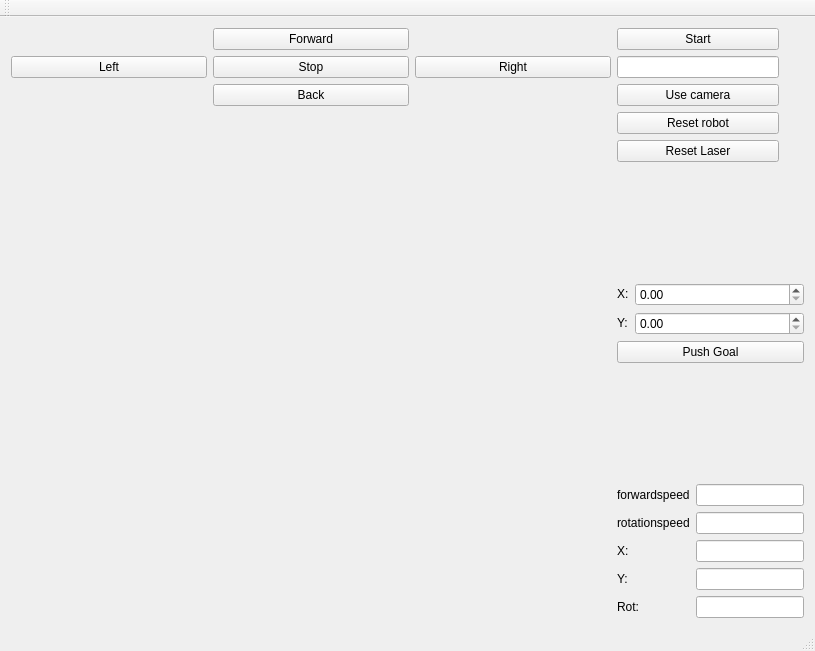
The window that demoRMR/mainwindow.ui (mato252311/RMR_Maslen_Kapina) describes before a commit, drawn with Qt 5.
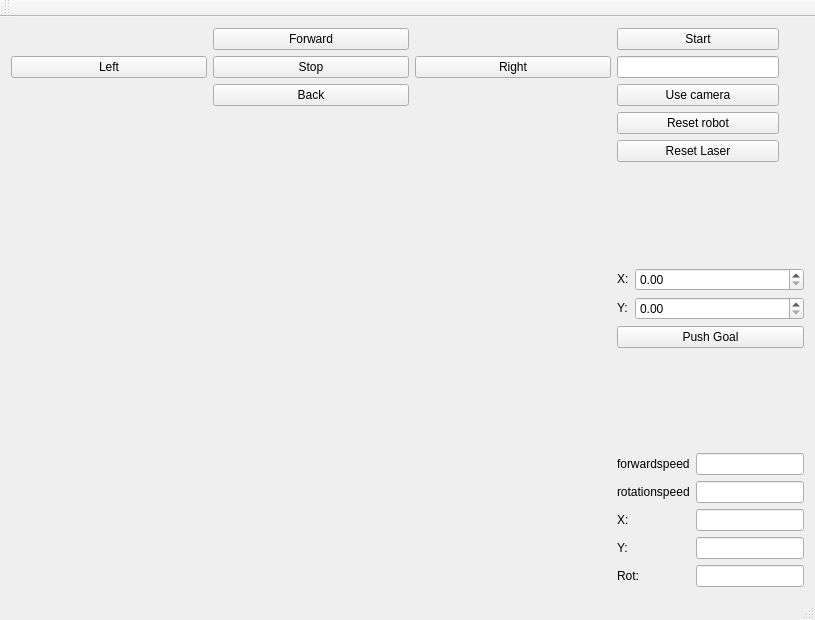
The same window after the commit.

The edit to the form file:
```diff
--- a/demoRMR/mainwindow.ui
+++ b/demoRMR/mainwindow.ui
@@ -6,8 +6,8 @@
    <rect>
     <x>0</x>
     <y>0</y>
-    <width>793</width>
-    <height>651</height>
+    <width>798</width>
+    <height>620</height>
    </rect>
   </property>
   <property name="windowTitle">
```
Left out of the diff: 258 changed lines with no effect on the pictures.
